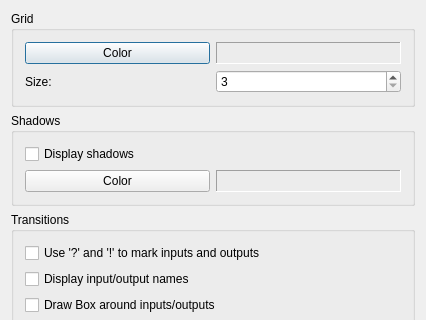
Above: src/OptDisplayDlg.ui from teclamat/qfsm before the change; both pictures show x 0 to 426 and y 0 to 320 of the 426 by 525 pixel window. Below: the same form after it.
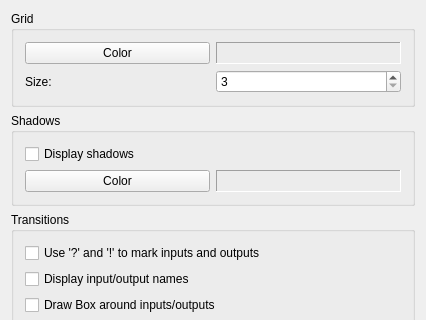
That is the form after the change.

Commit message: Fix Options dialog

The edit to the form file:
```diff
--- a/src/OptDisplayDlg.ui
+++ b/src/OptDisplayDlg.ui
@@ -1,7 +1,7 @@
 <?xml version="1.0" encoding="UTF-8"?>
 <ui version="4.0">
  <class>OptDisplayDlg</class>
- <widget class="QDialog" name="OptDisplayDlg">
+ <widget class="QWidget" name="OptDisplayDlg">
   <property name="geometry">
    <rect>
     <x>0</x>
@@ -10,8 +10,11 @@
     <height>525</height>
    </rect>
   </property>
-  <property name="windowTitle">
-   <string>Display</string>
+  <property name="sizePolicy">
+   <sizepolicy hsizetype="Expanding" vsizetype="Expanding">
+    <horstretch>0</horstretch>
+    <verstretch>0</verstretch>
+   </sizepolicy>
   </property>
   <layout class="QVBoxLayout">
    <property name="spacing">
```
The commit also changes 19 other files.
